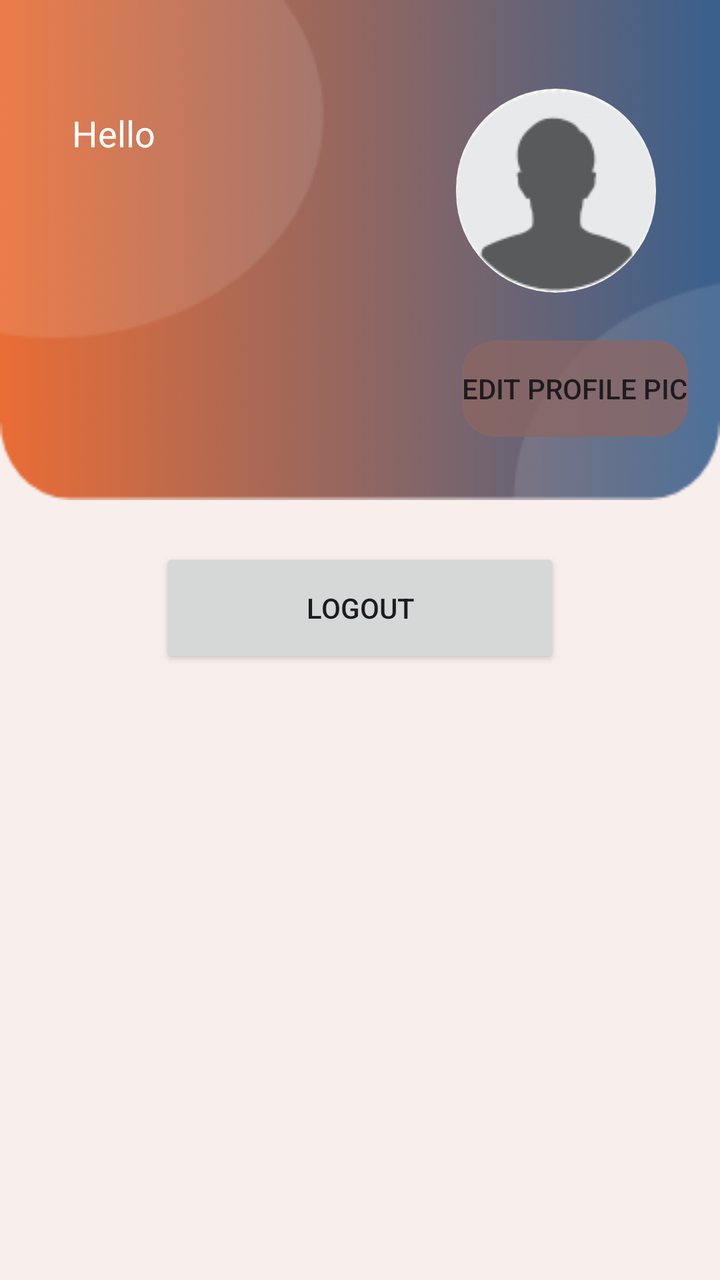
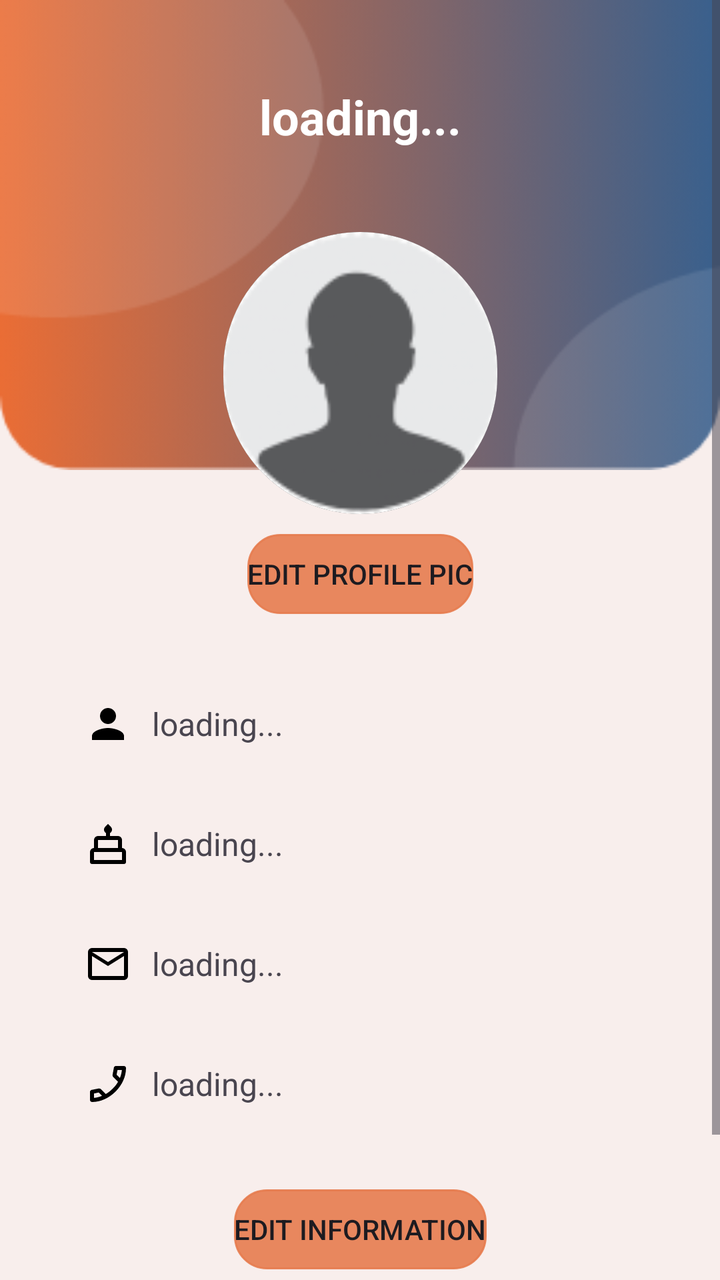

Before-and-after screenshots of an Android layout around one commit, followed by the original layout XML and the change that was made.
<!-- AndroidManifest.xml: application theme Theme.CurrencyConverter -->
<!-- res/layout/fragment_profile.xml -->
<?xml version="1.0" encoding="utf-8"?>
<androidx.constraintlayout.widget.ConstraintLayout xmlns:android="http://schemas.android.com/apk/res/android"
    xmlns:app="http://schemas.android.com/apk/res-auto"
    xmlns:tools="http://schemas.android.com/tools"
    android:layout_width="match_parent"
    android:layout_height="match_parent"
    android:visibility="visible">


    <ScrollView
        android:layout_width="match_parent"
        android:layout_height="match_parent"
        android:background="#F8EEEC"
        tools:layout_editor_absoluteX="103dp"
        tools:layout_editor_absoluteY="0dp">

        <LinearLayout
            android:layout_width="match_parent"
            android:layout_height="wrap_content"
            android:orientation="vertical">

            <androidx.constraintlayout.widget.ConstraintLayout
                android:layout_width="match_parent"
                android:layout_height="wrap_content">

                <ImageView
                    android:id="@+id/imageView"
                    android:layout_width="match_parent"
                    android:layout_height="250dp"
                    android:scaleType="fitXY"
                    app:layout_constraintEnd_toEndOf="parent"
                    app:layout_constraintHorizontal_bias="0.0"
                    app:layout_constraintStart_toStartOf="parent"
                    app:layout_constraintTop_toTopOf="parent"
                    app:srcCompat="@drawable/top_background" />

                <ImageView
                    android:id="@+id/imageView2"
                    android:layout_width="wrap_content"
                    android:layout_height="wrap_content"
                    android:layout_marginEnd="32dp"
                    android:background="@drawable/rounded_background"
                    android:clipToOutline="true"
                    android:src="@drawable/default_pic"
                    app:layout_constraintBottom_toBottomOf="parent"
                    app:layout_constraintEnd_toEndOf="parent"
                    app:layout_constraintTop_toTopOf="parent"
                    app:layout_constraintVertical_bias="0.3" />

                <Button
                    android:id="@+id/button"
                    android:layout_width="wrap_content"
                    android:layout_height="wrap_content"
                    android:layout_marginTop="24dp"
                    android:layout_marginEnd="16dp"
                    android:text="Edit profile pic"
                    android:background="@drawable/btn_background"
                    app:backgroundTint="#BE8E6662"
                    app:layout_constraintEnd_toEndOf="@+id/imageView"
                    app:layout_constraintTop_toBottomOf="@+id/imageView2" />

                <TextView
                    android:id="@+id/hello"
                    android:layout_width="wrap_content"
                    android:layout_height="wrap_content"
                    android:layout_marginTop="10dp"
                    android:layout_marginStart="36dp"
                    android:text="Hello"
                    android:textColor="@color/white"
                    android:textSize="18sp"
                    app:layout_constraintStart_toStartOf="parent"
                    app:layout_constraintTop_toTopOf="@+id/imageView2" />

                <TextView
                    android:id="@+id/Name"
                    android:layout_width="wrap_content"
                    android:layout_height="wrap_content"
                    android:layout_marginStart="36dp"
                    android:layout_marginBottom="28dp"
                    android:text=""
                    android:textColor="@color/white"
                    android:textSize="24sp"
                    android:textStyle="bold"
                    app:layout_constraintBottom_toBottomOf="@+id/imageView2"
                    app:layout_constraintStart_toStartOf="parent" />

                <TextView
                    android:id="@+id/email"
                    android:layout_width="wrap_content"
                    android:layout_height="wrap_content"
                    android:layout_marginTop="8dp"
                    android:layout_marginStart="36dp"
                    android:text=""
                    android:textColor="#F1F2DADA"
                    app:layout_constraintStart_toStartOf="parent"
                    app:layout_constraintTop_toBottomOf="@+id/Name"
                    tools:ignore="MissingConstraints" />

            </androidx.constraintlayout.widget.ConstraintLayout>

            <Button
                android:id="@+id/Logout_btn"
                android:layout_width="200dp"
                android:layout_height="60dp"
                android:layout_gravity="center"
                android:layout_marginTop="24dp"
                android:text="Logout" />

        </LinearLayout>
    </ScrollView>


</androidx.constraintlayout.widget.ConstraintLayout>
<!-- resources referenced by this layout -->
<resources>
  <!-- drawable rounded_background (drawable) -->
  <?xml version="1.0" encoding="utf-8"?>
  <shape xmlns:android="http://schemas.android.com/apk/res/android"
      android:shape="rectangle">
  
      
      <corners android:radius="300dp" />
  
      
      <stroke
          android:width="2dp"
          android:color="#000000" />
  
  </shape>
  <!-- unchanged entries left out for length: 6 -->
</resources>

<!-- the commit's change to res/layout/fragment_profile.xml (unified diff, before → after) -->
@@ -26,84 +26,145 @@
                 <ImageView
                     android:id="@+id/imageView"
                     android:layout_width="match_parent"
-                    android:layout_height="250dp"
+                    android:layout_height="235dp"
                     android:scaleType="fitXY"
                     app:layout_constraintEnd_toEndOf="parent"
-                    app:layout_constraintHorizontal_bias="0.0"
                     app:layout_constraintStart_toStartOf="parent"
                     app:layout_constraintTop_toTopOf="parent"
                     app:srcCompat="@drawable/top_background" />
-
-                <ImageView
-                    android:id="@+id/imageView2"
-                    android:layout_width="wrap_content"
-                    android:layout_height="wrap_content"
-                    android:layout_marginEnd="32dp"
-                    android:background="@drawable/rounded_background"
-                    android:clipToOutline="true"
-                    android:src="@drawable/default_pic"
-                    app:layout_constraintBottom_toBottomOf="parent"
-                    app:layout_constraintEnd_toEndOf="parent"
-                    app:layout_constraintTop_toTopOf="parent"
-                    app:layout_constraintVertical_bias="0.3" />
-
-                <Button
-                    android:id="@+id/button"
-                    android:layout_width="wrap_content"
-                    android:layout_height="wrap_content"
-                    android:layout_marginTop="24dp"
-                    android:layout_marginEnd="16dp"
-                    android:text="Edit profile pic"
-                    android:background="@drawable/btn_background"
-                    app:backgroundTint="#BE8E6662"
-                    app:layout_constraintEnd_toEndOf="@+id/imageView"
-                    app:layout_constraintTop_toBottomOf="@+id/imageView2" />
-
-                <TextView
-                    android:id="@+id/hello"
-                    android:layout_width="wrap_content"
-                    android:layout_height="wrap_content"
-                    android:layout_marginTop="10dp"
-                    android:layout_marginStart="36dp"
-                    android:text="Hello"
-                    android:textColor="@color/white"
-                    android:textSize="18sp"
-                    app:layout_constraintStart_toStartOf="parent"
-                    app:layout_constraintTop_toTopOf="@+id/imageView2" />
 
                 <TextView
                     android:id="@+id/Name"
                     android:layout_width="wrap_content"
                     android:layout_height="wrap_content"
-                    android:layout_marginStart="36dp"
-                    android:layout_marginBottom="28dp"
-                    android:text=""
+                    android:text="loading..."
                     android:textColor="@color/white"
                     android:textSize="24sp"
                     android:textStyle="bold"
-                    app:layout_constraintBottom_toBottomOf="@+id/imageView2"
-                    app:layout_constraintStart_toStartOf="parent" />
+                    app:layout_constraintBottom_toTopOf="@+id/profilepic"
+                    app:layout_constraintEnd_toEndOf="parent"
+                    app:layout_constraintStart_toStartOf="parent"
+                    app:layout_constraintTop_toTopOf="@+id/imageView" />
+
+                <ImageView
+                    android:id="@+id/profilepic"
+                    android:layout_width="137dp"
+                    android:layout_height="141dp"
+                    android:layout_marginTop="116dp"
+                    android:background="@drawable/rounded_background"
+                    android:clipToOutline="true"
+                    android:scaleType="fitXY"
+                    android:src="@drawable/default_pic"
+                    app:layout_constraintEnd_toEndOf="parent"
+                    app:layout_constraintStart_toStartOf="parent"
+                    app:layout_constraintTop_toTopOf="parent" />
+
+            </androidx.constraintlayout.widget.ConstraintLayout>
+
+            <androidx.constraintlayout.widget.ConstraintLayout
+                android:layout_width="match_parent"
+                android:layout_height="400dp"
+                android:layout_marginTop="10dp">
+
+                <Button
+                    android:id="@+id/editprofilepic"
+                    android:layout_width="wrap_content"
+                    android:layout_height="40dp"
+                    android:background="@drawable/btn_background"
+                    android:text="Edit profile pic"
+                    app:backgroundTint="#E2E77A4C"
+                    app:layout_constraintEnd_toEndOf="parent"
+                    app:layout_constraintStart_toStartOf="parent"
+                    tools:ignore="MissingConstraints" />
+
+                <TextView
+                    android:id="@+id/Name2"
+                    android:layout_width="match_parent"
+                    android:layout_height="40dp"
+                    android:layout_marginHorizontal="40dp"
+                    android:layout_marginTop="35dp"
+                    android:drawableStart="@drawable/baseline_person_24"
+                    android:drawablePadding="10dp"
+                    android:textSize="16sp"
+                    android:gravity="center_vertical"
+                    android:paddingHorizontal="2dp"
+                    android:text="loading..."
+                    app:layout_constraintEnd_toEndOf="parent"
+                    app:layout_constraintHorizontal_bias="0.5"
+                    app:layout_constraintStart_toStartOf="parent"
+                    app:layout_constraintTop_toBottomOf="@+id/editprofilepic" />
+
+                <TextView
+                    android:id="@+id/textView6"
+                    android:layout_width="match_parent"
+                    android:layout_height="40dp"
+                    android:layout_marginHorizontal="40dp"
+                    android:layout_marginTop="20dp"
+                    android:drawableStart="@drawable/outline_cake_24"
+                    android:drawablePadding="10dp"
+                    android:textSize="16sp"
+                    android:gravity="center_vertical"
+                    android:paddingHorizontal="2dp"
+                    android:text="loading..."
+                    app:layout_constraintEnd_toEndOf="parent"
+                    app:layout_constraintStart_toStartOf="parent"
+                    app:layout_constraintTop_toBottomOf="@+id/Name2" />
 
                 <TextView
                     android:id="@+id/email"
+                    android:layout_width="match_parent"
+                    android:layout_height="40dp"
+                    android:layout_marginHorizontal="40dp"
+                    android:layout_marginTop="20dp"
+                    android:drawableStart="@drawable/outline_mail_24"
+                    android:drawablePadding="10dp"
+                    android:textSize="16sp"
+                    android:gravity="center_vertical"
+                    android:paddingHorizontal="2dp"
+                    android:text="loading..."
+                    app:layout_constraintEnd_toEndOf="parent"
+                    app:layout_constraintHorizontal_bias="0.5"
+                    app:layout_constraintStart_toStartOf="parent"
+                    app:layout_constraintTop_toBottomOf="@+id/textView6" />
+
+                <TextView
+                    android:id="@+id/textView4"
+                    android:layout_width="match_parent"
+                    android:layout_height="40dp"
+                    android:layout_marginHorizontal="40dp"
+                    android:layout_marginTop="20dp"
+                    android:drawableStart="@drawable/outline_phone_enabled_24"
+                    android:textSize="16sp"
+                    android:drawablePadding="10dp"
+                    android:gravity="center_vertical"
+                    android:paddingHorizontal="2dp"
+                    android:text="loading..."
+                    app:layout_constraintEnd_toEndOf="parent"
+                    app:layout_constraintStart_toStartOf="parent"
+                    app:layout_constraintTop_toBottomOf="@+id/email" />
+
+                <Button
+                    android:id="@+id/editInfoBtn"
                     android:layout_width="wrap_content"
-                    android:layout_height="wrap_content"
-                    android:layout_marginTop="8dp"
-                    android:layout_marginStart="36dp"
-                    android:text=""
-                    android:textColor="#F1F2DADA"
+                    android:layout_height="40dp"
+                    android:background="@drawable/btn_background"
+                    android:text="Edit information"
+                    app:backgroundTint="#E2E77A4C"
+                    app:layout_constraintBottom_toBottomOf="parent"
+                    app:layout_constraintEnd_toEndOf="parent"
                     app:layout_constraintStart_toStartOf="parent"
-                    app:layout_constraintTop_toBottomOf="@+id/Name"
-                    tools:ignore="MissingConstraints" />
+                    app:layout_constraintTop_toBottomOf="@+id/textView4" />
+
 
             </androidx.constraintlayout.widget.ConstraintLayout>
 
             <Button
                 android:id="@+id/Logout_btn"
                 android:layout_width="200dp"
-                android:layout_height="60dp"
+                android:layout_height="55dp"
+                android:textSize="17sp"
+                android:backgroundTint="#D9E92222"
                 android:layout_gravity="center"
-                android:layout_marginTop="24dp"
                 android:text="Logout" />
 
         </LinearLayout>
<!-- resource entries referenced after the edit -->
@@ -1,5 +1,29 @@
 <!-- resources referenced by this layout -->
 <resources>
+  <!-- drawable baseline_person_24 (drawable) -->
+  <vector xmlns:android="http://schemas.android.com/apk/res/android" android:height="24dp" android:tint="#000000" android:viewportHeight="24" android:viewportWidth="24" android:width="24dp">
+        
+      <path android:fillColor="@android:color/white" android:pathData="M12,12c2.21,0 4,-1.79 4,-4s-1.79,-4 -4,-4 -4,1.79 -4,4 1.79,4 4,4zM12,14c-2.67,0 -8,1.34 -8,4v2h16v-2c0,-2.66 -5.33,-4 -8,-4z"/>
+      
+  </vector>
+  <!-- drawable outline_cake_24 (drawable) -->
+  <vector xmlns:android="http://schemas.android.com/apk/res/android" android:height="24dp" android:tint="#000000" android:viewportHeight="960" android:viewportWidth="960" android:width="24dp">
+        
+      <path android:fillColor="@android:color/white" android:pathData="M160,880Q143,880 131.5,868.5Q120,857 120,840L120,640Q120,607 143.5,583.5Q167,560 200,560L200,560L200,400Q200,367 223.5,343.5Q247,320 280,320L440,320L440,262Q422,250 411,233Q400,216 400,192Q400,177 406,162.5Q412,148 424,136L480,80L536,136Q548,148 554,162.5Q560,177 560,192Q560,216 549,233Q538,250 520,262L520,320L680,320Q713,320 736.5,343.5Q760,367 760,400L760,560L760,560Q793,560 816.5,583.5Q840,607 840,640L840,840Q840,857 828.5,868.5Q817,880 800,880L160,880ZM280,560L680,560L680,400Q680,400 680,400Q680,400 680,400L280,400Q280,400 280,400Q280,400 280,400L280,560ZM200,800L760,800L760,640Q760,640 760,640Q760,640 760,640L200,640Q200,640 200,640Q200,640 200,640L200,800ZM280,560L280,560Q280,560 280,560Q280,560 280,560L680,560Q680,560 680,560Q680,560 680,560L680,560L280,560ZM200,800L200,800Q200,800 200,800Q200,800 200,800L760,800Q760,800 760,800Q760,800 760,800L760,800L200,800ZM760,560L200,560L200,560L760,560Z"/>
+      
+  </vector>
+  <!-- drawable outline_mail_24 (drawable) -->
+  <vector xmlns:android="http://schemas.android.com/apk/res/android" android:height="24dp" android:tint="#000000" android:viewportHeight="960" android:viewportWidth="960" android:width="24dp">
+        
+      <path android:fillColor="@android:color/white" android:pathData="M160,800Q127,800 103.5,776.5Q80,753 80,720L80,240Q80,207 103.5,183.5Q127,160 160,160L800,160Q833,160 856.5,183.5Q880,207 880,240L880,720Q880,753 856.5,776.5Q833,800 800,800L160,800ZM480,520L160,320L160,720Q160,720 160,720Q160,720 160,720L800,720Q800,720 800,720Q800,720 800,720L800,320L480,520ZM480,440L800,240L160,240L480,440ZM160,320L160,240L160,240L160,320L160,720Q160,720 160,720Q160,720 160,720L160,720Q160,720 160,720Q160,720 160,720L160,320Z"/>
+      
+  </vector>
+  <!-- drawable outline_phone_enabled_24 (drawable) -->
+  <vector xmlns:android="http://schemas.android.com/apk/res/android" android:height="24dp" android:tint="#000000" android:viewportHeight="960" android:viewportWidth="960" android:width="24dp">
+        
+      <path android:fillColor="@android:color/white" android:pathData="M162,840Q144,840 132,828Q120,816 120,798L120,636Q120,623 129,612.5Q138,602 152,598L290,570Q304,568 318.5,572.5Q333,577 342,586L436,680Q474,658 508,631.5Q542,605 573,574Q606,542 633.5,507.5Q661,473 681,436L584,338Q576,330 573,319Q570,308 572,292L598,152Q600,139 611,129.5Q622,120 636,120L798,120Q816,120 828,132Q840,144 840,162Q840,287 785.5,409Q731,531 631,631Q531,731 409,785.5Q287,840 162,840ZM718,360Q735,321 744,281Q753,241 758,200Q758,200 758,200Q758,200 758,200L670,200Q670,200 670,200Q670,200 670,200L652,294Q652,294 652,294Q652,294 652,294L718,360ZM360,716L294,650Q294,650 294,650Q294,650 294,650L200,670Q200,670 200,670Q200,670 200,670L200,758Q200,758 200,758Q200,758 200,758Q241,755 281,744Q321,733 360,716ZM718,360Q718,360 718,360Q718,360 718,360Q718,360 718,360Q718,360 718,360L718,360Q718,360 718,360Q718,360 718,360L718,360Q718,360 718,360Q718,360 718,360ZM360,716L360,716Q360,716 360,716Q360,716 360,716L360,716Q360,716 360,716Q360,716 360,716L360,716Q360,716 360,716Q360,716 360,716Q360,716 360,716Q360,716 360,716Z"/>
+      
+  </vector>
   <!-- drawable rounded_background (drawable) -->
   <?xml version="1.0" encoding="utf-8"?>
   <shape xmlns:android="http://schemas.android.com/apk/res/android"
@@ -11,9 +35,10 @@
       
       <stroke
           android:width="2dp"
-          android:color="#000000" />
+          android:color="@color/black" />
   
   </shape>
+  <color name="black">#FF000000</color>
   <!-- unchanged entries left out for length: 6 -->
 </resources>
 
